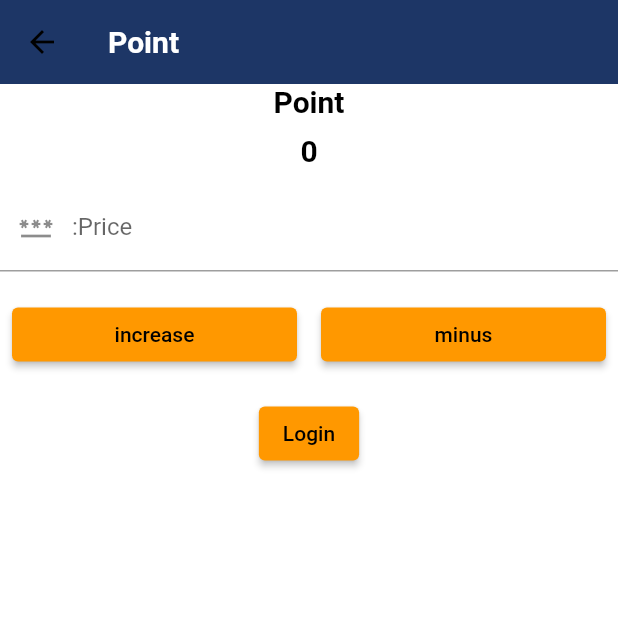
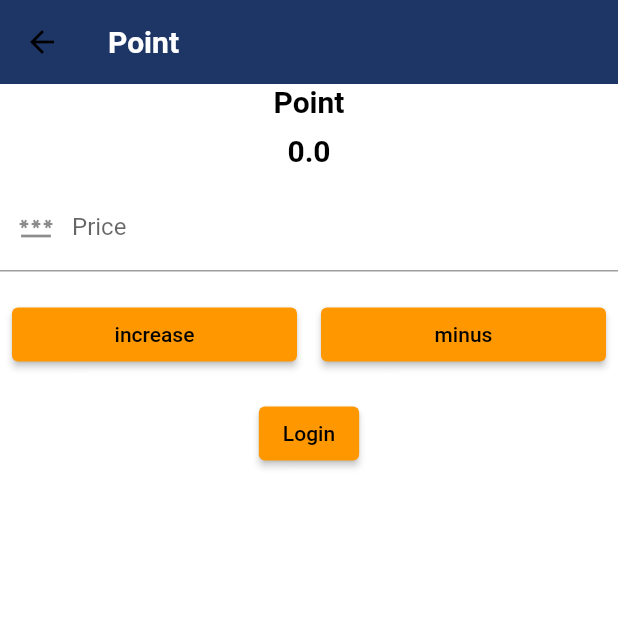
Before and after one commit to Mina-Mamdouh0/Ghaslah, a Flutter app: the AfterScan screen opened directly with empty values, after a tap on "minus", on a phone screen of 412 x 824 dp, the top half of it. Run offline on Flutter 3.47's test engine with Material 2 defaults, Android fonts, the phone set to English and light mode, and no system bars; our stand-ins replace barcode_widget, cloud_firestore, firebase_auth, firebase_core, flutter_bloc, fluttertoast and 3 more; missing offline and left inert: flutter_barcode_scanner, qr_code_scanner; accounts and stored records are empty; network calls fail.

Commit message:
release 21/12

```diff
--- a/lib/layout/cubit/cubit.dart
+++ b/lib/bloc/app_cubit.dart
@@ -1,11 +1,11 @@
+import 'package:GHASLAH/bloc/app_state.dart';
+import 'package:cloud_firestore/cloud_firestore.dart';
 import 'package:firebase_auth/firebase_auth.dart';
 import 'package:flutter/cupertino.dart';
 import 'package:flutter/material.dart';
 import 'package:flutter_bloc/flutter_bloc.dart';
-import 'package:google_maps_flutter/google_maps_flutter.dart';
-import 'package:untitled/layout/cubit/states.dart';
-import 'package:untitled/modules/scan_screen/scan_screen.dart';
-import 'package:untitled/modules/store_screen/store_screen.dart';
+import 'package:GHASLAH/modules/scan_screen/scan_screen.dart';
+import 'package:GHASLAH/modules/store_screen/store_screen.dart';
 
 import '../../modules/home_screen/home_screen.dart';
 
@@ -46,4 +46,34 @@ class AppCubit extends Cubit<AppStates>
   }
 
 
+
+  double point = 0;
+  String phone = 'phone';
+
+  getUserDate({required String userId}) {
+    FirebaseFirestore.instance
+        .collection('Users')
+        .doc(userId)
+        .get()
+        .then((value) {
+      point = value.get('point');
+      phone = value.get('phone');
+      emit(GetDate());
+    });
+  }
+  double? numberPoint;
+  void getNumberPoint(){
+    FirebaseFirestore.instance.collection('Point').doc('MVtK6JdpjkQNo2zdoN8e').get()
+        .then((value){
+      Timestamp form=value.get('Form');
+      Timestamp to=value.get('To');
+      if(DateTime.now().compareTo(form.toDate())>0 && DateTime.now().compareTo(to.toDate())<0){
+        numberPoint=double.parse(value.get('Point').toString());
+      }
+    });
+    emit(NumPoint());
+
+  }
+
+
 }
--- a/lib/layout/cubit/states.dart
+++ b/lib/bloc/app_state.dart
@@ -7,3 +7,5 @@ class AppInitialState extends AppStates{}
 class ChangeBottomNav extends AppStates{}
 
 class ChangeMapType extends AppStates {}
+class GetDate extends AppStates {}
+class NumPoint extends AppStates {}
--- a/lib/main.dart
+++ b/lib/main.dart
@@ -1,11 +1,15 @@
+import 'package:cloud_firestore/cloud_firestore.dart';
 import 'package:firebase_auth/firebase_auth.dart';
 import 'package:firebase_core/firebase_core.dart';
 import 'package:flutter/material.dart';
 import 'package:flutter/services.dart';
-import 'package:untitled/layout/home_layout.dart';
-import 'package:untitled/modules/signup_screen/privacy.dart';
-import 'package:untitled/utlis/themes.dart';
+import 'package:flutter_bloc/flutter_bloc.dart';
+import 'package:GHASLAH/bloc/app_cubit.dart';
+import 'package:GHASLAH/layout/home_layout.dart';
+import 'package:GHASLAH/modules/signup_screen/privacy.dart';
+import 'package:GHASLAH/utlis/themes.dart';
 import 'modules/scan_screen/scan_screen.dart';
+import 'modules/scan_screen/scan_staff.dart';
 import 'modules/signup_screen/compontens/signup_form.dart';
 import 'modules/signup_screen/signup_screen.dart';
 import 'modules/welcome_screen/welcome_screen.dart';
@@ -17,26 +21,70 @@ void main()async {
     DeviceOrientation.portraitUp
   ]);
   await Firebase.initializeApp();
-  runApp(const MyApp());
+  runApp(BlocProvider(
+    create: (BuildContext context) => AppCubit(),
+  child: const MyApp(),));
 }
 
-class MyApp extends StatelessWidget {
+class MyApp extends StatefulWidget {
   const MyApp({super.key});
 
+  @override
+  State<MyApp> createState() => _MyAppState();
+}
+
+class _MyAppState extends State<MyApp> {
   // This widget is the root of your application.
+  String? typeAccount  ;
+
+  var qrStar = "let's Scan it";
+
+  String userName='name';
+
+  double price = 0.0 ;
+
+  double points = 0;
+
+  getUserDate(){
+    if(FirebaseAuth.instance.currentUser!= null){
+      FirebaseFirestore.instance.collection('Users').doc(FirebaseAuth.instance.currentUser!.uid)
+          .get().then((value){
+        setState(() {
+          typeAccount=value.get('typeUser');
+
+        });
+        print('test method');
+        print(typeAccount=='staff');
+        print(FirebaseAuth.instance.currentUser!.uid);
+      });
+    }
+
+  }  @override
+
+  initState(){
+    super.initState();
+    getUserDate();
+
+  }
+
   @override
+
   Widget build(BuildContext context) {
     return MaterialApp(
-      title: 'Flutter Demo',
+      title: 'GHASLAH',
       theme: lightTheme,
       debugShowCheckedModeBanner: false,
-initialRoute: FirebaseAuth.instance.currentUser==null?'Welcome':'HomeLayout' ,
+/*initialRoute: (FirebaseAuth.instance.currentUser==null)?'Welcome' :
+(typeAccount=='staff')?'scan staff':'HomeLayout' ,*/
+      home: (FirebaseAuth.instance.currentUser==null)?WelcomeScreen() :
+      (typeAccount=='staff')?ScanStaffScreen():HomePage() ,
       routes: {
         'Welcome' : (context) => const WelcomeScreen(),
         'HomeLayout' : (context) =>  HomePage(),
         'Scan' : (context) => const ScanScreen(),
         'Privacy': (context) => const Privacy(),
-        'Sign up' : (context) =>  SignUpScreen()
+        'Sign up' : (context) =>  const SignUpScreen(),
+        'scan staff' : (context) => ScanStaffScreen()
       }
       ,
     );
--- a/lib/modules/manager_screen.dart
+++ b/lib/modules/manager_screen.dart
@@ -3,8 +3,8 @@ import 'package:cloud_firestore/cloud_firestore.dart';
 import 'package:firebase_auth/firebase_auth.dart';
 import 'package:flutter/material.dart';
 import 'package:hexcolor/hexcolor.dart';
-import 'package:untitled/modules/welcome_screen/welcome_screen.dart';
-import 'package:untitled/shared/compoents/components.dart';
+import 'package:GHASLAH/modules/welcome_screen/welcome_screen.dart';
+import 'package:GHASLAH/shared/compoents/components.dart';
 
 class ManagerScreen extends StatefulWidget {
   const ManagerScreen({Key? key}) : super(key: key);
--- a/lib/modules/scan_screen/afterscan_screen.dart
+++ b/lib/modules/scan_screen/afterscan_screen.dart
@@ -1,8 +1,11 @@
 import 'package:cloud_firestore/cloud_firestore.dart';
 import 'package:firebase_auth/firebase_auth.dart';
 import 'package:flutter/material.dart';
+import 'package:flutter_bloc/flutter_bloc.dart';
 import 'package:fluttertoast/fluttertoast.dart';
-import 'package:untitled/shared/compoents/components.dart';
+import 'package:GHASLAH/bloc/app_cubit.dart';
+import 'package:GHASLAH/bloc/app_state.dart';
+import 'package:GHASLAH/shared/compoents/components.dart';
 
 class AfterScan extends StatefulWidget {
   final String userId;
@@ -13,9 +16,8 @@ class AfterScan extends StatefulWidget {
 }
 
 class _AfterScanState extends State<AfterScan> {
-  double numberPoint=0.4;
-  int point = 0;
-  List pointList = [];
+
+
   var pointController = TextEditingController();
   TextEditingController phoneController =
       TextEditingController(text: "enter num");
@@ -27,40 +29,23 @@ class _AfterScanState extends State<AfterScan> {
   bool isVerified = false ;
 
 
-  getUserDate() {
-    FirebaseFirestore.instance
-        .collection('Users')
-        .doc(widget.userId)
-        .get()
-        .then((value) {
-      setState(() {
-        point = value.get('point');
-        //pointList = value.get('listPoint');
-        phone = value.get('phone');
-      });
-    });
-  }
-  getNumberPoint(){
-    // 13 -- 15  14
-    FirebaseFirestore.instance.collection('Point').doc('MVtK6JdpjkQNo2zdoN8e').get().then((value){
-      if(DateTime.now().compareTo(value.get('Form'))>0 &&DateTime.now().compareTo(value.get('To'))<0){
-        setState(() {
-          numberPoint=value.get('Point');
-        });
-      }
-    });
-  }
+
 
 
   @override
   void initState() {
     super.initState();
-    getUserDate();
-    getNumberPoint();
+
   }
 
   @override
   Widget build(BuildContext context) {
+    return BlocConsumer<AppCubit,AppStates>(
+      bloc: AppCubit()..getUserDate(userId: widget.userId),
+        builder: (context,state){
+        var cubit=AppCubit.get(context);
+        cubit.getUserDate(userId: widget.userId);
+        cubit.getNumberPoint();
           return Scaffold(
             appBar: AppBar(
               title: const Text('Point'),
@@ -78,7 +63,7 @@ class _AfterScanState extends State<AfterScan> {
                   const SizedBox(
                     height: 10,
                   ),
-            Text("$point",
+                  Text("${cubit.point}",
                       style: const TextStyle(
                           color: Colors.black,
                           fontSize: 20.0,
@@ -95,7 +80,7 @@ class _AfterScanState extends State<AfterScan> {
                       }
                       return null;
                     },
-              label: ':Price',
+                    label: 'Price',
                     prefix: Icons.password_outlined,
                   ),
                   const SizedBox(
@@ -110,10 +95,10 @@ class _AfterScanState extends State<AfterScan> {
                           padding: const EdgeInsets.all(8.0),
                           child: ElevatedButton(
                               onPressed: () {
+                                print(cubit.numberPoint??0.4);
                                 //5 =>> 40*0.4 --- 10+5=15 end
-
                                 double totalPoints =
-                              (point + ((int.parse(pointController.text))*numberPoint));//con *0.4
+                                (cubit.point + ((int.parse(pointController.text))*(cubit.numberPoint??0.4)));//con *0.4
                                 FirebaseFirestore.instance
                                     .collection('Users')
                                     .doc(widget.userId)
@@ -126,7 +111,7 @@ class _AfterScanState extends State<AfterScan> {
                                   }])
                                 }).then((value) {
                                   setState(() {
-                              point = totalPoints.toInt();
+                                    cubit.point = totalPoints;
                                   });
                                 });
                               },
@@ -139,19 +124,20 @@ class _AfterScanState extends State<AfterScan> {
                           child: ElevatedButton(
                               onPressed: () {
                                 loginWithPhone();
+
                                 if (isVerified){
                                   // 10 =>>> 5*4 =20<=10? true:false
-                            if(point>=((int.parse(pointController.text))*4)){
-    int totalPoints =
-    (point - (int.parse(pointController.text)));
-    if (point <= int.parse(pointController.text)) {
+                                  if(cubit.point>=((int.parse(pointController.text))*4)){
+                                    double totalPoints =
+                                    (cubit.point - (int.parse(pointController.text)));
+                                    if (cubit.point <= int.parse(pointController.text)) {
                                       FirebaseFirestore.instance
                                           .collection('Users')
                                           .doc(widget.userId)
                                           .update({'point': totalPoints}).then((value) {
                                         //Navigator.pop(context);
                                         setState(() {
-    point = totalPoints.toInt();
+                                          cubit.point = totalPoints;
                                         });
                                       });
                                     } else {
@@ -198,6 +184,8 @@ class _AfterScanState extends State<AfterScan> {
               ),
             ),
           );
+        },
+        listener: (context,state){});
   }
 
   void loginWithPhone() async {
--- a/lib/modules/signup_screen/compontens/signup_form.dart
+++ b/lib/modules/signup_screen/compontens/signup_form.dart
@@ -2,7 +2,7 @@ import 'package:cloud_firestore/cloud_firestore.dart';
 import 'package:firebase_auth/firebase_auth.dart';
 import 'package:flutter/material.dart';
 import 'package:fluttertoast/fluttertoast.dart';
-import 'package:untitled/modules/signup_screen/privacy.dart';
+import 'package:GHASLAH/modules/signup_screen/privacy.dart';
 
 import '../../../shared/colors.dart';
 import '../../../shared/compoents/components.dart';
--- a/lib/modules/welcome_screen/welcome_screen.dart
+++ b/lib/modules/welcome_screen/welcome_screen.dart
@@ -1,8 +1,9 @@
 import 'package:flutter/material.dart';
 import 'package:hexcolor/hexcolor.dart';
-import 'package:untitled/shared/colors.dart';
+import 'package:GHASLAH/shared/colors.dart';
 
 import '../../shared/compoents/components.dart';
+import '../../signin_client.dart';
 import '../login_screen/login_screen.dart';
 import '../signup_screen/signup_screen.dart';
 
@@ -57,7 +58,7 @@ class WelcomeScreen extends StatelessWidget {
                       function: () {Navigator.pushReplacement(
                           context,
                           MaterialPageRoute(
-                              builder: (context) =>  const SignUpScreen()));},
+                              builder: (context) =>   LoginScreen_client()));},
                       background: HexColor("#d0c7dc"),
                       text: "Client",
                       backgroundText: Colors.black,
```
Also changed, not shown: lib/layout/home_layout.dart (+5 -11 lines), lib/modules/home_screen/home_screen.dart (+5 -5 lines), lib/modules/login_screen/login_screen.dart (+6 -4 lines), lib/modules/scan_screen/scan_screen.dart (+14 -13 lines), lib/signin_client.dart (+16 -3 lines), pubspec.yaml (+8 -39 lines), assets/images/logo.jpeg (added), assets/images/w5.jpeg, pubspec.lock, 17 other files. Lines whose indentation alone changed are shown as unchanged.
